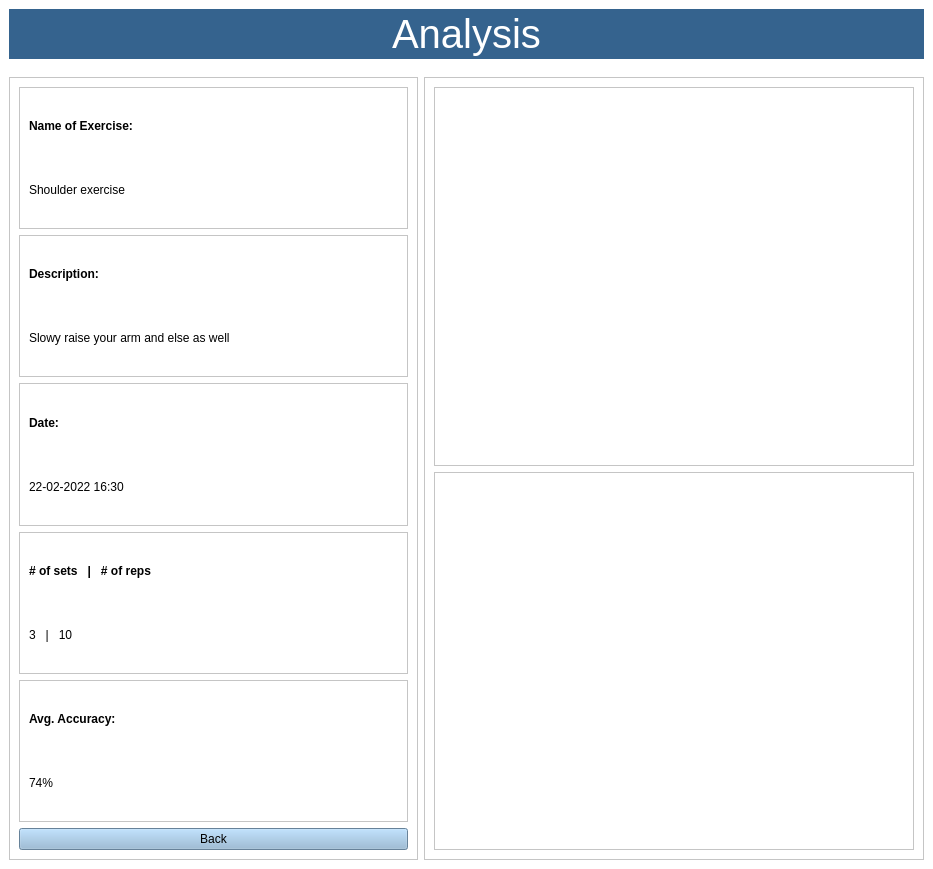
MotionInput/Team14-CopyClare, file copyclare/ui/analysis.ui: the form before one commit.
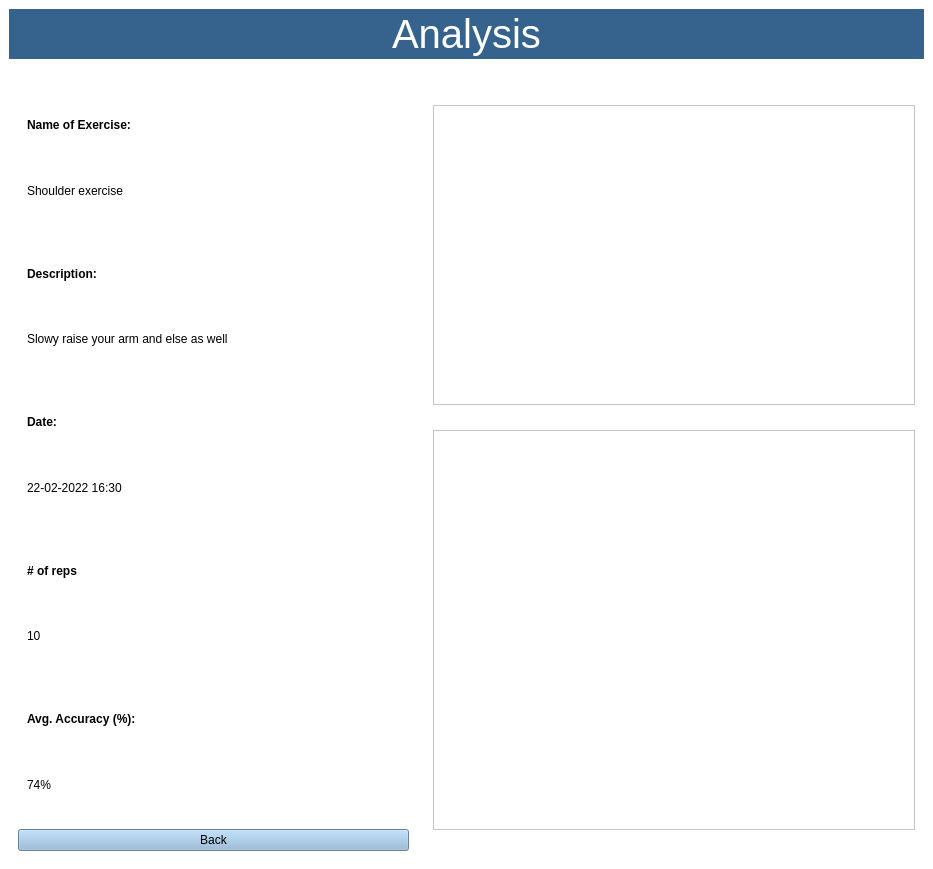
The form after the commit.

Commit message: analysis page graph

The edit to the form file:
```diff
--- a/copyclare/ui/analysis.ui
+++ b/copyclare/ui/analysis.ui
@@ -131,7 +131,7 @@
          <item>
           <widget class="QFrame" name="text_frame">
            <property name="frameShape">
-            <enum>QFrame::StyledPanel</enum>
+            <enum>QFrame::NoFrame</enum>
            </property>
            <property name="frameShadow">
             <enum>QFrame::Raised</enum>
@@ -140,7 +140,7 @@
             <item>
              <widget class="QFrame" name="name_frame">
               <property name="frameShape">
-               <enum>QFrame::StyledPanel</enum>
+               <enum>QFrame::NoFrame</enum>
               </property>
               <property name="frameShadow">
                <enum>QFrame::Raised</enum>
@@ -172,7 +172,7 @@
             <item>
              <widget class="QFrame" name="description_frame">
               <property name="frameShape">
-               <enum>QFrame::StyledPanel</enum>
+               <enum>QFrame::NoFrame</enum>
               </property>
               <property name="frameShadow">
                <enum>QFrame::Raised</enum>
@@ -204,7 +204,7 @@
             <item>
              <widget class="QFrame" name="date_frame">
               <property name="frameShape">
-               <enum>QFrame::StyledPanel</enum>
+               <enum>QFrame::NoFrame</enum>
               </property>
               <property name="frameShadow">
                <enum>QFrame::Raised</enum>
@@ -236,7 +236,7 @@
             <item>
              <widget class="QFrame" name="repetitions_frame">
               <property name="frameShape">
-               <enum>QFrame::StyledPanel</enum>
+               <enum>QFrame::NoFrame</enum>
               </property>
               <property name="frameShadow">
                <enum>QFrame::Raised</enum>
@@ -251,14 +251,14 @@
                   </font>
                  </property>
                  <property name="text">
-                  <string># of sets   |   # of reps</string>
+                  <string># of reps</string>
                  </property>
                 </widget>
                </item>
                <item>
                 <widget class="QLabel" name="repetitions">
                  <property name="text">
-                  <string>3   |   10</string>
+                  <string>10</string>
                  </property>
                 </widget>
                </item>
@@ -268,7 +268,7 @@
             <item>
              <widget class="QFrame" name="accuracy_frame">
               <property name="frameShape">
-               <enum>QFrame::StyledPanel</enum>
+               <enum>QFrame::NoFrame</enum>
               </property>
               <property name="frameShadow">
                <enum>QFrame::Raised</enum>
@@ -283,7 +283,7 @@
                   </font>
                  </property>
                  <property name="text">
-                  <string>Avg. Accuracy:</string>
+                  <string>Avg. Accuracy (%):</string>
                  </property>
                 </widget>
                </item>
@@ -313,6 +313,12 @@
          </item>
          <item>
           <widget class="QFrame" name="graphics_frame">
+           <property name="minimumSize">
+            <size>
+             <width>500</width>
+             <height>0</height>
+            </size>
+           </property>
            <property name="maximumSize">
             <size>
              <width>500</width>
@@ -320,17 +326,38 @@
             </size>
            </property>
            <property name="frameShape">
-            <enum>QFrame::StyledPanel</enum>
+            <enum>QFrame::NoFrame</enum>
            </property>
            <property name="frameShadow">
             <enum>QFrame::Raised</enum>
            </property>
            <layout class="QVBoxLayout" name="verticalLayout_9">
             <item>
-             <widget class="QGraphicsView" name="heatmap"/>
+             <widget class="QGraphicsView" name="heatmap">
+              <property name="maximumSize">
+               <size>
+                <width>16777215</width>
+                <height>300</height>
+               </size>
+              </property>
+             </widget>
             </item>
             <item>
-             <widget class="QGraphicsView" name="accuracy_graph"/>
+             <widget class="QFrame" name="accuracy_graph">
+              <property name="maximumSize">
+               <size>
+                <width>16777215</width>
+                <height>400</height>
+               </size>
+              </property>
+              <property name="frameShape">
+               <enum>QFrame::StyledPanel</enum>
+              </property>
+              <property name="frameShadow">
+               <enum>QFrame::Raised</enum>
+              </property>
+              <layout class="QVBoxLayout" name="verticalLayout_graph"/>
+             </widget>
             </item>
            </layout>
           </widget>
```
The commit also changes 2 other files.
